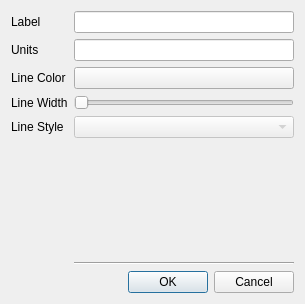
The window that lumberjack/curve_editor_dialog.ui (SchrodingersGat/lumberjack) describes before a commit, drawn with Qt 5.
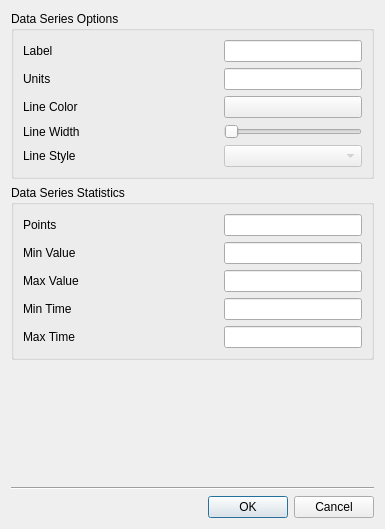
The same window after the commit.

Commit message: Add curve stats to the curve editor

```diff
--- a/lumberjack/curve_editor_dialog.ui
+++ b/lumberjack/curve_editor_dialog.ui
@@ -6,18 +6,15 @@
    <rect>
     <x>0</x>
     <y>0</y>
-    <width>305</width>
-    <height>304</height>
+    <width>385</width>
+    <height>529</height>
    </rect>
   </property>
   <property name="windowTitle">
    <string>Form</string>
   </property>
   <layout class="QGridLayout" name="gridLayout">
-   <item row="1" column="1" colspan="2">
-    <widget class="QLineEdit" name="units_text"/>
-   </item>
-   <item row="5" column="1">
+   <item row="7" column="1">
     <spacer name="verticalSpacer">
      <property name="orientation">
       <enum>Qt::Vertical</enum>
@@ -30,92 +27,236 @@
      </property>
     </spacer>
    </item>
-   <item row="3" column="0">
-    <widget class="QLabel" name="label_3">
-     <property name="text">
-      <string>Line Width</string>
-     </property>
-    </widget>
-   </item>
-   <item row="4" column="0">
-    <widget class="QLabel" name="label_4">
-     <property name="text">
-      <string>Line Style</string>
-     </property>
-    </widget>
-   </item>
-   <item row="0" column="0">
-    <widget class="QLabel" name="label">
-     <property name="text">
-      <string>Label</string>
-     </property>
-    </widget>
-   </item>
-   <item row="1" column="0">
-    <widget class="QLabel" name="label_2">
-     <property name="text">
-      <string>Units</string>
-     </property>
-    </widget>
-   </item>
-   <item row="0" column="1" colspan="2">
-    <widget class="QLineEdit" name="label_text">
+   <item row="5" column="0" colspan="2">
+    <widget class="QGroupBox" name="groupBox_2">
      <property name="minimumSize">
       <size>
        <width>100</width>
-       <height>0</height>
+       <height>100</height>
       </size>
      </property>
-    </widget>
-   </item>
-   <item row="2" column="0">
-    <widget class="QLabel" name="label_5">
-     <property name="text">
-      <string>Line Color</string>
+     <property name="title">
+      <string>Data Series Options</string>
      </property>
+     <layout class="QGridLayout" name="gridLayout_3">
+      <item row="1" column="0">
+       <widget class="QLabel" name="label_2">
+        <property name="text">
+         <string>Units</string>
+        </property>
+       </widget>
+      </item>
+      <item row="3" column="0">
+       <widget class="QLabel" name="label_3">
+        <property name="text">
+         <string>Line Width</string>
+        </property>
+       </widget>
+      </item>
+      <item row="2" column="0">
+       <widget class="QLabel" name="label_5">
+        <property name="text">
+         <string>Line Color</string>
+        </property>
+       </widget>
+      </item>
+      <item row="4" column="0">
+       <widget class="QLabel" name="label_4">
+        <property name="text">
+         <string>Line Style</string>
+        </property>
+       </widget>
+      </item>
+      <item row="4" column="2">
+       <widget class="QComboBox" name="line_style">
+        <property name="enabled">
+         <bool>false</bool>
+        </property>
+       </widget>
+      </item>
+      <item row="0" column="0">
+       <widget class="QLabel" name="label">
+        <property name="text">
+         <string>Label</string>
+        </property>
+       </widget>
+      </item>
+      <item row="2" column="2">
+       <widget class="QPushButton" name="line_color">
+        <property name="text">
+         <string/>
+        </property>
+       </widget>
+      </item>
+      <item row="0" column="2">
+       <widget class="QLineEdit" name="label_text">
+        <property name="minimumSize">
+         <size>
+          <width>100</width>
+          <height>0</height>
+         </size>
+        </property>
+       </widget>
+      </item>
+      <item row="1" column="2">
+       <widget class="QLineEdit" name="units_text"/>
+      </item>
+      <item row="3" column="2">
+       <widget class="QSlider" name="line_width">
+        <property name="minimum">
+         <number>1</number>
+        </property>
+        <property name="maximum">
+         <number>10</number>
+        </property>
+        <property name="orientation">
+         <enum>Qt::Horizontal</enum>
+        </property>
+       </widget>
+      </item>
+      <item row="0" column="1">
+       <spacer name="horizontalSpacer">
+        <property name="orientation">
+         <enum>Qt::Horizontal</enum>
+        </property>
+        <property name="sizeHint" stdset="0">
+         <size>
+          <width>40</width>
+          <height>20</height>
+         </size>
+        </property>
+       </spacer>
+      </item>
+     </layout>
     </widget>
    </item>
-   <item row="6" column="1" colspan="2">
+   <item row="8" column="0" colspan="2">
     <widget class="Line" name="line">
      <property name="orientation">
       <enum>Qt::Horizontal</enum>
      </property>
     </widget>
    </item>
-   <item row="7" column="2">
+   <item row="6" column="0" colspan="2">
+    <widget class="QGroupBox" name="groupBox">
+     <property name="minimumSize">
+      <size>
+       <width>0</width>
+       <height>100</height>
+      </size>
+     </property>
+     <property name="title">
+      <string>Data Series Statistics</string>
+     </property>
+     <layout class="QGridLayout" name="gridLayout_2">
+      <item row="1" column="2">
+       <widget class="QLineEdit" name="minValue">
+        <property name="alignment">
+         <set>Qt::AlignCenter</set>
+        </property>
+        <property name="readOnly">
+         <bool>true</bool>
+        </property>
+       </widget>
+      </item>
+      <item row="3" column="2">
+       <widget class="QLineEdit" name="minTime">
+        <property name="alignment">
+         <set>Qt::AlignCenter</set>
+        </property>
+        <property name="readOnly">
+         <bool>true</bool>
+        </property>
+       </widget>
+      </item>
+      <item row="0" column="0">
+       <widget class="QLabel" name="label_6">
+        <property name="text">
+         <string>Points</string>
+        </property>
+       </widget>
+      </item>
+      <item row="0" column="2">
+       <widget class="QLineEdit" name="nPoints">
+        <property name="alignment">
+         <set>Qt::AlignCenter</set>
+        </property>
+        <property name="readOnly">
+         <bool>true</bool>
+        </property>
+       </widget>
+      </item>
+      <item row="1" column="0">
+       <widget class="QLabel" name="label_7">
+        <property name="text">
+         <string>Min Value</string>
+        </property>
+       </widget>
+      </item>
+      <item row="2" column="0">
+       <widget class="QLabel" name="label_8">
+        <property name="text">
+         <string>Max Value</string>
+        </property>
+       </widget>
+      </item>
+      <item row="2" column="2">
+       <widget class="QLineEdit" name="maxValue">
+        <property name="alignment">
+         <set>Qt::AlignCenter</set>
+        </property>
+        <property name="readOnly">
+         <bool>true</bool>
+        </property>
+       </widget>
+      </item>
+      <item row="3" column="0">
+       <widget class="QLabel" name="label_9">
+        <property name="text">
+         <string>Min Time</string>
+        </property>
+       </widget>
+      </item>
+      <item row="0" column="1">
+       <spacer name="horizontalSpacer_2">
+        <property name="orientation">
+         <enum>Qt::Horizontal</enum>
+        </property>
+        <property name="sizeHint" stdset="0">
+         <size>
+          <width>40</width>
+          <height>20</height>
+         </size>
+        </property>
+       </spacer>
+      </item>
+      <item row="4" column="0">
+       <widget class="QLabel" name="label_10">
+        <property name="text">
+         <string>Max Time</string>
+        </property>
+       </widget>
+      </item>
+      <item row="4" column="2">
+       <widget class="QLineEdit" name="maxTime">
+        <property name="alignment">
+         <set>Qt::AlignCenter</set>
+        </property>
+        <property name="readOnly">
+         <bool>true</bool>
+        </property>
+       </widget>
+      </item>
+     </layout>
+    </widget>
+   </item>
+   <item row="9" column="0" colspan="2">
     <widget class="QDialogButtonBox" name="buttonBox">
      <property name="standardButtons">
       <set>QDialogButtonBox::Cancel|QDialogButtonBox::Ok</set>
      </property>
     </widget>
    </item>
-   <item row="2" column="1" colspan="2">
-    <widget class="QPushButton" name="line_color">
-     <property name="text">
-      <string/>
-     </property>
-    </widget>
-   </item>
-   <item row="3" column="1" colspan="2">
-    <widget class="QSlider" name="line_width">
-     <property name="minimum">
-      <number>1</number>
-     </property>
-     <property name="maximum">
-      <number>10</number>
-     </property>
-     <property name="orientation">
-      <enum>Qt::Horizontal</enum>
-     </property>
-    </widget>
-   </item>
-   <item row="4" column="1" colspan="2">
-    <widget class="QComboBox" name="line_style">
-     <property name="enabled">
-      <bool>false</bool>
-     </property>
-    </widget>
-   </item>
   </layout>
  </widget>
  <resources/>
```
The commit also changes 5 other files.
